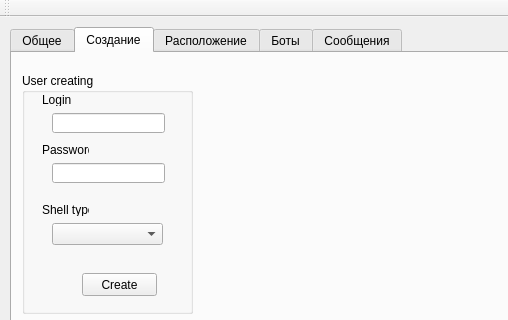
The window that Server/nova-server/mainwindow.ui (mizit/Nova-git) describes before a commit, drawn with Qt 5; both pictures show x 0 to 508 and y 0 to 320 of the 1184 by 647 pixel window.
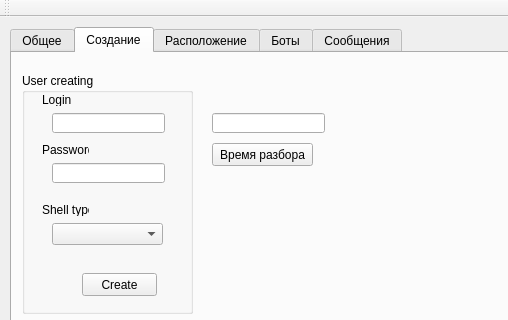
The same window after the commit. The open tabs and pages were chosen to show the change.

Commit message:
Button devour
Настраиваемое время пожирания астероидов

Diff of the .ui file:
```diff
--- a/Server/nova-server/mainwindow.ui
+++ b/Server/nova-server/mainwindow.ui
@@ -150,6 +150,29 @@
        </property>
       </widget>
      </widget>
+     <widget class="QLineEdit" name="edit_devour">
+      <property name="geometry">
+       <rect>
+        <x>200</x>
+        <y>60</y>
+        <width>113</width>
+        <height>20</height>
+       </rect>
+      </property>
+     </widget>
+     <widget class="QPushButton" name="btn_devour">
+      <property name="geometry">
+       <rect>
+        <x>200</x>
+        <y>90</y>
+        <width>101</width>
+        <height>23</height>
+       </rect>
+      </property>
+      <property name="text">
+       <string>Время разбора</string>
+      </property>
+     </widget>
     </widget>
     <widget class="QWidget" name="tab_3">
      <attribute name="title">
```
Left out of the diff: 2 changed lines with no effect on the pictures. The commit also changes 17 other files.
